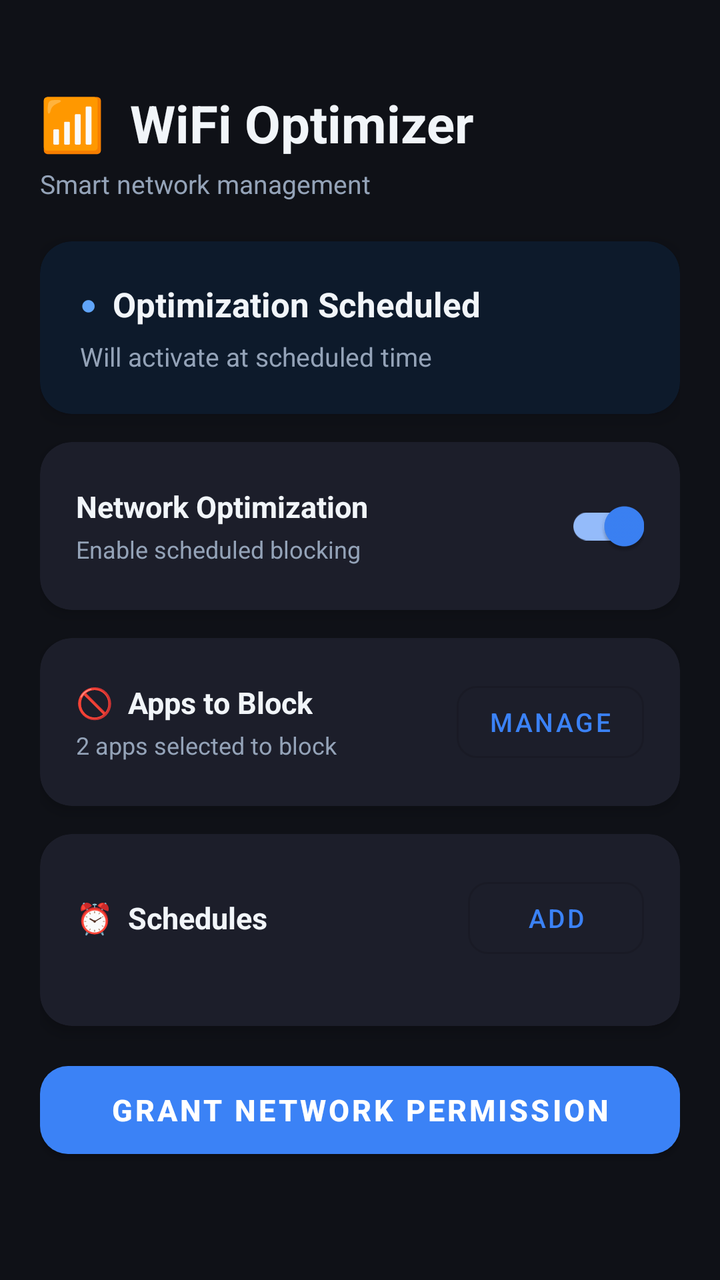
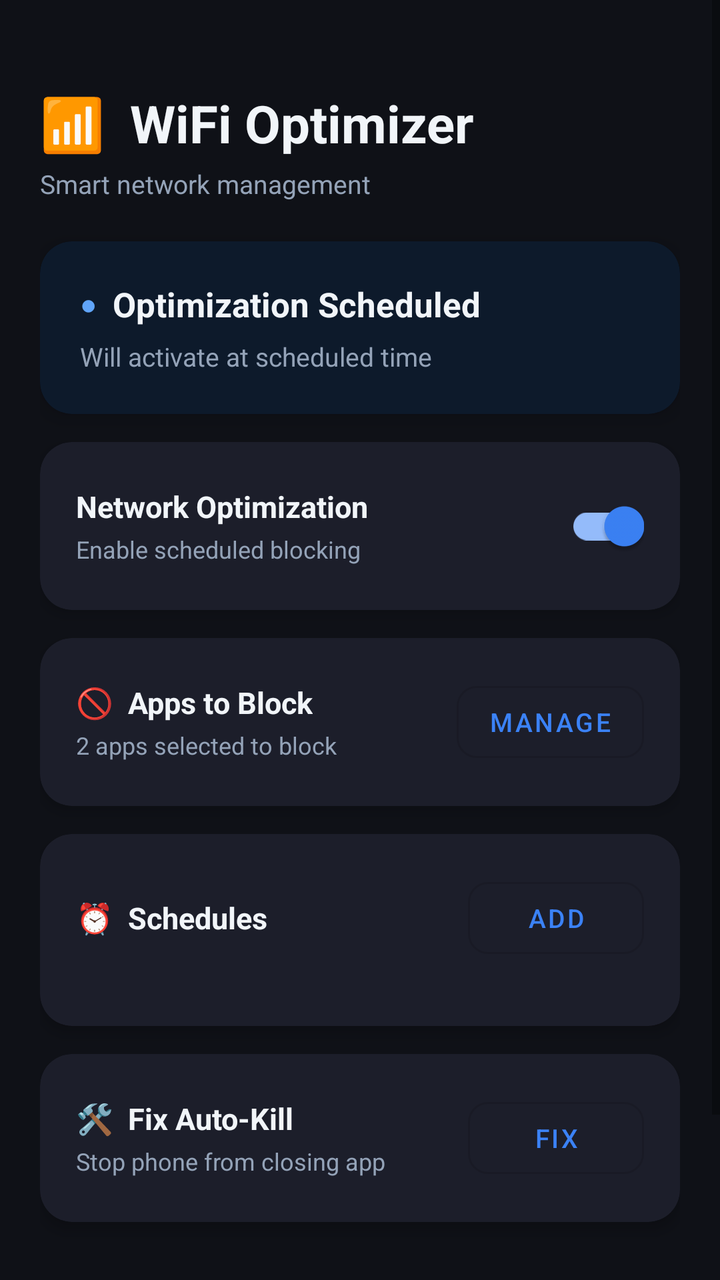

Compare the two renders of this Android layout. The source of the first and the diff that turns it into the second are given below.
<!-- AndroidManifest.xml: application theme Theme.WiFiOptimizer -->
<!-- res/layout/activity_main.xml -->
<?xml version="1.0" encoding="utf-8"?>
<ScrollView xmlns:android="http://schemas.android.com/apk/res/android"
    xmlns:app="http://schemas.android.com/apk/res-auto"
    android:layout_width="match_parent"
    android:layout_height="match_parent"
    android:background="@color/bg_dark"
    android:fillViewport="true">

    <LinearLayout
        android:layout_width="match_parent"
        android:layout_height="wrap_content"
        android:orientation="vertical"
        android:padding="20dp">

        
        <LinearLayout
            android:layout_width="match_parent"
            android:layout_height="wrap_content"
            android:orientation="vertical"
            android:layout_marginTop="24dp"
            android:layout_marginBottom="20dp">
            <TextView
                android:layout_width="wrap_content"
                android:layout_height="wrap_content"
                android:text="📶  WiFi Optimizer"
                android:textColor="@color/text_primary"
                android:textSize="26sp"
                android:textStyle="bold" />
            <TextView
                android:layout_width="wrap_content"
                android:layout_height="wrap_content"
                android:text="Smart network management"
                android:textColor="@color/text_secondary"
                android:textSize="13sp"
                android:layout_marginTop="4dp" />
        </LinearLayout>

        
        <com.google.android.material.card.MaterialCardView
            android:id="@+id/cardStatus"
            android:layout_width="match_parent"
            android:layout_height="wrap_content"
            app:cardCornerRadius="16dp"
            app:cardElevation="6dp"
            app:cardBackgroundColor="@color/card_scheduled"
            android:layout_marginBottom="14dp">
            <LinearLayout
                android:layout_width="match_parent"
                android:layout_height="wrap_content"
                android:orientation="vertical"
                android:padding="20dp">
                <LinearLayout
                    android:layout_width="match_parent"
                    android:layout_height="wrap_content"
                    android:orientation="horizontal"
                    android:gravity="center_vertical">
                    <TextView
                        android:id="@+id/tvStatusDot"
                        android:layout_width="wrap_content"
                        android:layout_height="wrap_content"
                        android:text="●"
                        android:textSize="14sp"
                        android:textColor="@color/dot_scheduled"
                        android:layout_marginEnd="8dp" />
                    <TextView
                        android:id="@+id/tvStatus"
                        android:layout_width="wrap_content"
                        android:layout_height="wrap_content"
                        android:text="Optimization Scheduled"
                        android:textColor="@color/text_primary"
                        android:textSize="17sp"
                        android:textStyle="bold" />
                </LinearLayout>
                <TextView
                    android:id="@+id/tvStatusSub"
                    android:layout_width="wrap_content"
                    android:layout_height="wrap_content"
                    android:text="Will activate at scheduled time"
                    android:textColor="@color/text_secondary"
                    android:textSize="13sp"
                    android:layout_marginTop="6dp" />
            </LinearLayout>
        </com.google.android.material.card.MaterialCardView>

        
        <com.google.android.material.card.MaterialCardView
            android:layout_width="match_parent"
            android:layout_height="wrap_content"
            app:cardCornerRadius="16dp"
            app:cardElevation="4dp"
            app:cardBackgroundColor="@color/card_surface"
            android:layout_marginBottom="14dp">
            <LinearLayout
                android:layout_width="match_parent"
                android:layout_height="wrap_content"
                android:orientation="horizontal"
                android:padding="18dp"
                android:gravity="center_vertical">
                <LinearLayout
                    android:layout_width="0dp"
                    android:layout_height="wrap_content"
                    android:layout_weight="1"
                    android:orientation="vertical">
                    <TextView
                        android:layout_width="wrap_content"
                        android:layout_height="wrap_content"
                        android:text="Network Optimization"
                        android:textColor="@color/text_primary"
                        android:textSize="15sp"
                        android:textStyle="bold" />
                    <TextView
                        android:layout_width="wrap_content"
                        android:layout_height="wrap_content"
                        android:text="Enable scheduled blocking"
                        android:textColor="@color/text_secondary"
                        android:textSize="12sp"
                        android:layout_marginTop="3dp" />
                </LinearLayout>
                <com.google.android.material.switchmaterial.SwitchMaterial
                    android:id="@+id/switchEnable"
                    android:layout_width="wrap_content"
                    android:layout_height="wrap_content"
                    android:checked="true" />
            </LinearLayout>
        </com.google.android.material.card.MaterialCardView>

        
        <com.google.android.material.card.MaterialCardView
            android:layout_width="match_parent"
            android:layout_height="wrap_content"
            app:cardCornerRadius="16dp"
            app:cardElevation="4dp"
            app:cardBackgroundColor="@color/card_surface"
            android:layout_marginBottom="14dp">
            <LinearLayout
                android:layout_width="match_parent"
                android:layout_height="wrap_content"
                android:orientation="horizontal"
                android:padding="18dp"
                android:gravity="center_vertical">
                <LinearLayout
                    android:layout_width="0dp"
                    android:layout_height="wrap_content"
                    android:layout_weight="1"
                    android:orientation="vertical">
                    <TextView
                        android:layout_width="wrap_content"
                        android:layout_height="wrap_content"
                        android:text="🚫  Apps to Block"
                        android:textColor="@color/text_primary"
                        android:textSize="15sp"
                        android:textStyle="bold" />
                    <TextView
                        android:id="@+id/tvAppsCount"
                        android:layout_width="wrap_content"
                        android:layout_height="wrap_content"
                        android:text="2 apps selected to block"
                        android:textColor="@color/text_secondary"
                        android:textSize="12sp"
                        android:layout_marginTop="3dp" />
                </LinearLayout>
                <com.google.android.material.button.MaterialButton
                    android:id="@+id/btnManageApps"
                    android:layout_width="wrap_content"
                    android:layout_height="wrap_content"
                    android:text="Manage"
                    android:textSize="13sp"
                    app:cornerRadius="10dp"
                    style="@style/Widget.MaterialComponents.Button.OutlinedButton" />
            </LinearLayout>
        </com.google.android.material.card.MaterialCardView>

        
        <com.google.android.material.card.MaterialCardView
            android:layout_width="match_parent"
            android:layout_height="wrap_content"
            app:cardCornerRadius="16dp"
            app:cardElevation="4dp"
            app:cardBackgroundColor="@color/card_surface"
            android:layout_marginBottom="14dp">
            <LinearLayout
                android:layout_width="match_parent"
                android:layout_height="wrap_content"
                android:orientation="vertical"
                android:padding="18dp">
                <LinearLayout
                    android:layout_width="match_parent"
                    android:layout_height="wrap_content"
                    android:orientation="horizontal"
                    android:gravity="center_vertical"
                    android:layout_marginBottom="12dp">
                    <TextView
                        android:layout_width="0dp"
                        android:layout_height="wrap_content"
                        android:layout_weight="1"
                        android:text="⏰  Schedules"
                        android:textColor="@color/text_primary"
                        android:textSize="15sp"
                        android:textStyle="bold" />
                    <com.google.android.material.button.MaterialButton
                        android:id="@+id/btnAddSchedule"
                        android:layout_width="wrap_content"
                        android:layout_height="wrap_content"
                        android:text="Add"
                        android:textSize="13sp"
                        app:cornerRadius="10dp"
                        style="@style/Widget.MaterialComponents.Button.OutlinedButton" />
                </LinearLayout>

                
                <LinearLayout
                    android:id="@+id/scheduleContainer"
                    android:layout_width="match_parent"
                    android:layout_height="wrap_content"
                    android:orientation="vertical" />

            </LinearLayout>
        </com.google.android.material.card.MaterialCardView>

        
        <com.google.android.material.button.MaterialButton
            android:id="@+id/btnGrantVpn"
            android:layout_width="match_parent"
            android:layout_height="56dp"
            android:text="Grant Network Permission"
            android:textSize="15sp"
            android:textStyle="bold"
            android:layout_marginBottom="24dp"
            app:cornerRadius="14dp"
            app:backgroundTint="@color/accent_blue" />

    </LinearLayout>
</ScrollView>
<!-- resources referenced by this layout -->
<resources>
  <color name="accent_blue">#3B82F6</color>
  <color name="bg_dark">#0F1117</color>
  <color name="card_scheduled">#0D1A2B</color>
  <color name="card_surface">#1C1E2A</color>
  <color name="dot_scheduled">#60A5FA</color>
  <color name="text_primary">#F1F5F9</color>
  <color name="text_secondary">#94A3B8</color>
  <style name="Theme.WiFiOptimizer" parent="Theme.MaterialComponents.DayNight.NoActionBar">
          <item name="colorPrimary">@color/accent_blue</item>
          <item name="colorPrimaryVariant">@color/accent_blue</item>
          <item name="colorOnPrimary">@color/white</item>
          <item name="colorSecondary">@color/accent_blue</item>
          <item name="colorSecondaryVariant">@color/accent_blue</item>
          <item name="colorOnSecondary">@color/white</item>
          <item name="android:statusBarColor">@color/bg_dark</item>
          <item name="android:navigationBarColor">@color/bg_dark</item>
          <item name="android:windowBackground">@color/bg_dark</item>
      </style>
  <color name="white">#FFFFFFFF</color>
</resources>

<!-- the commit's change to res/layout/activity_main.xml (unified diff, before → after) -->
@@ -218,6 +218,52 @@
         </com.google.android.material.card.MaterialCardView>
 
         
+        <com.google.android.material.card.MaterialCardView
+            android:id="@+id/cardFixBackground"
+            android:layout_width="match_parent"
+            android:layout_height="wrap_content"
+            app:cardCornerRadius="16dp"
+            app:cardElevation="4dp"
+            app:cardBackgroundColor="@color/card_surface"
+            android:layout_marginBottom="24dp">
+            <LinearLayout
+                android:layout_width="match_parent"
+                android:layout_height="wrap_content"
+                android:orientation="horizontal"
+                android:padding="18dp"
+                android:gravity="center_vertical">
+                <LinearLayout
+                    android:layout_width="0dp"
+                    android:layout_height="wrap_content"
+                    android:layout_weight="1"
+                    android:orientation="vertical">
+                    <TextView
+                        android:layout_width="wrap_content"
+                        android:layout_height="wrap_content"
+                        android:text="🛠️  Fix Auto-Kill"
+                        android:textColor="@color/text_primary"
+                        android:textSize="15sp"
+                        android:textStyle="bold" />
+                    <TextView
+                        android:layout_width="wrap_content"
+                        android:layout_height="wrap_content"
+                        android:text="Stop phone from closing app"
+                        android:textColor="@color/text_secondary"
+                        android:textSize="12sp"
+                        android:layout_marginTop="3dp" />
+                </LinearLayout>
+                <com.google.android.material.button.MaterialButton
+                    android:id="@+id/btnFixBackground"
+                    android:layout_width="wrap_content"
+                    android:layout_height="wrap_content"
+                    android:text="Fix"
+                    android:textSize="13sp"
+                    app:cornerRadius="10dp"
+                    style="@style/Widget.MaterialComponents.Button.OutlinedButton" />
+            </LinearLayout>
+        </com.google.android.material.card.MaterialCardView>
+
+        
         <com.google.android.material.button.MaterialButton
             android:id="@+id/btnGrantVpn"
             android:layout_width="match_parent"
